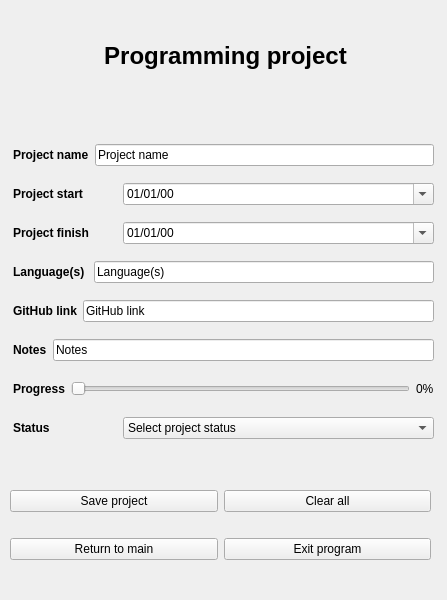
The window that src/interface/programmingProjectEditor.ui (SimonJagerSwe/project_planner_1.0) describes before a commit, drawn with Qt 5.
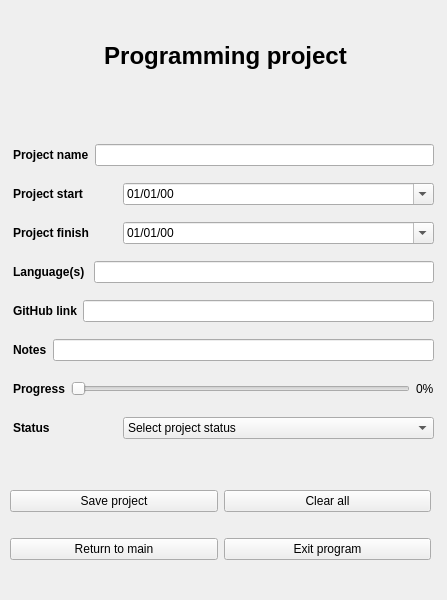
The same window after the commit. Icons and pictures are not drawn.

The edit to the form file:
```diff
--- a/src/interface/programmingProjectEditor.ui
+++ b/src/interface/programmingProjectEditor.ui
@@ -79,7 +79,7 @@
     <set>Qt::AlignmentFlag::AlignCenter</set>
    </property>
   </widget>
-  <widget class="QWidget" name="">
+  <widget class="QWidget" name="layoutWidget">
    <property name="geometry">
     <rect>
      <x>13</x>
@@ -88,7 +88,7 @@
      <height>321</height>
     </rect>
    </property>
-   <layout class="QGridLayout" name="programmingGridLayout">
+   <layout class="QGridLayout" name="programmingGrid">
     <item row="2" column="0">
      <layout class="QHBoxLayout" name="programmingFinishedLayout" stretch="1,3">
       <item>
@@ -201,7 +201,7 @@
          </size>
         </property>
         <property name="text">
-         <string>GitHub link</string>
+         <string/>
         </property>
        </widget>
       </item>
@@ -242,7 +242,7 @@
          </size>
         </property>
         <property name="text">
-         <string>Language(s)</string>
+         <string/>
         </property>
        </widget>
       </item>
@@ -277,7 +277,7 @@
          </size>
         </property>
         <property name="text">
-         <string>Notes</string>
+         <string/>
         </property>
        </widget>
       </item>
@@ -418,7 +418,7 @@
          </size>
         </property>
         <property name="text">
-         <string>Project name</string>
+         <string/>
         </property>
        </widget>
       </item>
```
